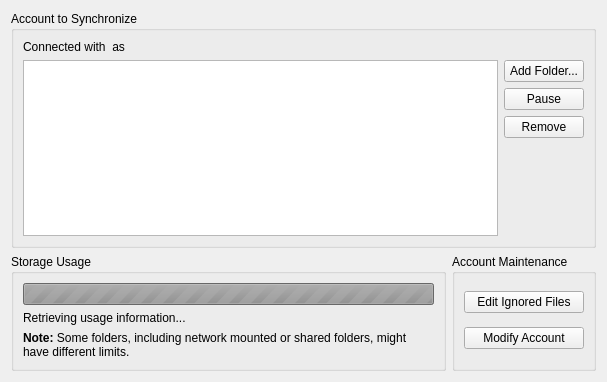
Before: the Qt Designer form src/mirall/accountsettings.ui in nextcloud/desktop, drawn with Qt 5.
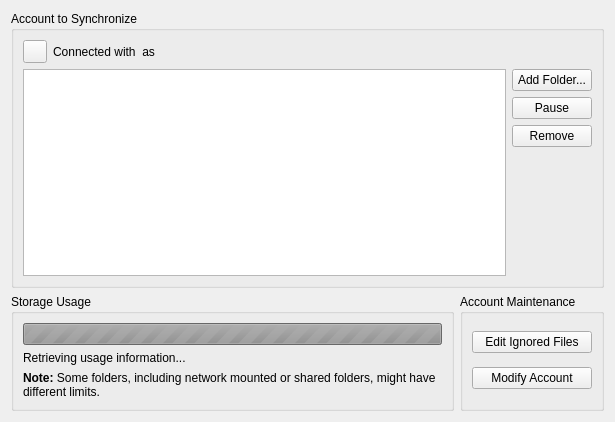
After: the same form once the commit is applied. Custom widgets are drawn as their Qt base class.

The edit to the form file:
```diff
--- a/src/mirall/accountsettings.ui
+++ b/src/mirall/accountsettings.ui
@@ -6,8 +6,8 @@
    <rect>
     <x>0</x>
     <y>0</y>
-    <width>607</width>
-    <height>382</height>
+    <width>615</width>
+    <height>422</height>
    </rect>
   </property>
   <property name="windowTitle">
@@ -47,11 +47,28 @@
      </property>
      <layout class="QGridLayout" name="gridLayout">
       <item row="0" column="0" colspan="2">
-       <widget class="QLabel" name="connectLabel">
-        <property name="text">
-         <string>Connected with &lt;server&gt; as &lt;user&gt;</string>
-        </property>
-       </widget>
+       <layout class="QHBoxLayout" name="horizontalLayout">
+        <item>
+         <widget class="SslButton" name="sslButton">
+          <property name="sizePolicy">
+           <sizepolicy hsizetype="Maximum" vsizetype="Fixed">
+            <horstretch>0</horstretch>
+            <verstretch>0</verstretch>
+           </sizepolicy>
+          </property>
+          <property name="text">
+           <string/>
+          </property>
+         </widget>
+        </item>
+        <item>
+         <widget class="QLabel" name="connectLabel">
+          <property name="text">
+           <string>Connected with &lt;server&gt; as &lt;user&gt;</string>
+          </property>
+         </widget>
+        </item>
+       </layout>
       </item>
       <item row="1" column="0">
        <widget class="QListView" name="_folderList"/>
@@ -141,6 +158,13 @@
    </item>
   </layout>
  </widget>
+ <customwidgets>
+  <customwidget>
+   <class>SslButton</class>
+   <extends>QToolButton</extends>
+   <header>sslbutton.h</header>
+  </customwidget>
+ </customwidgets>
  <resources/>
  <connections/>
 </ui>
```
Left out of the diff: 52 changed lines with no effect on the pictures.
